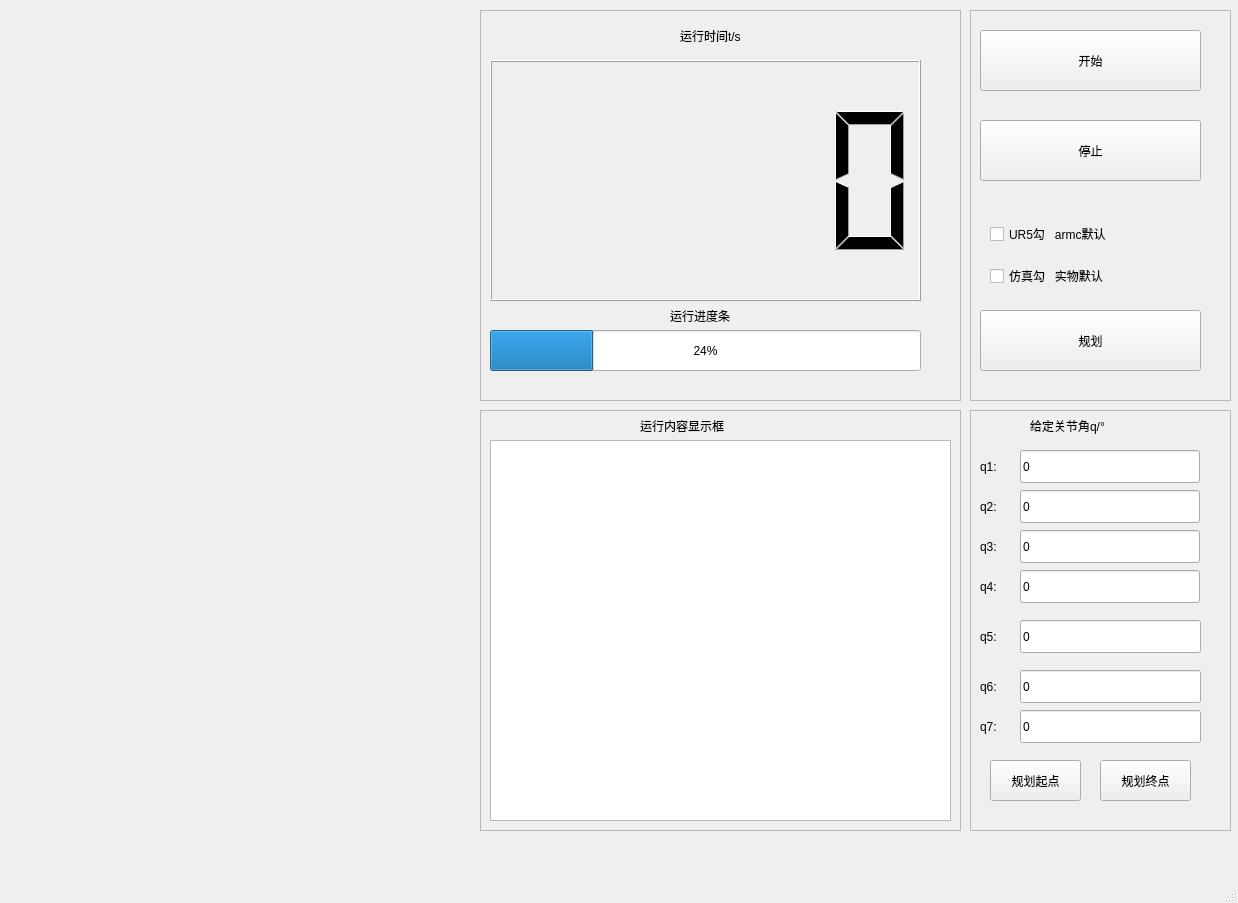
CFlyingDragon/Multi_arm_robot, file catkin_ws/src/robot_python/ui/main_windon.ui: the form before one commit.
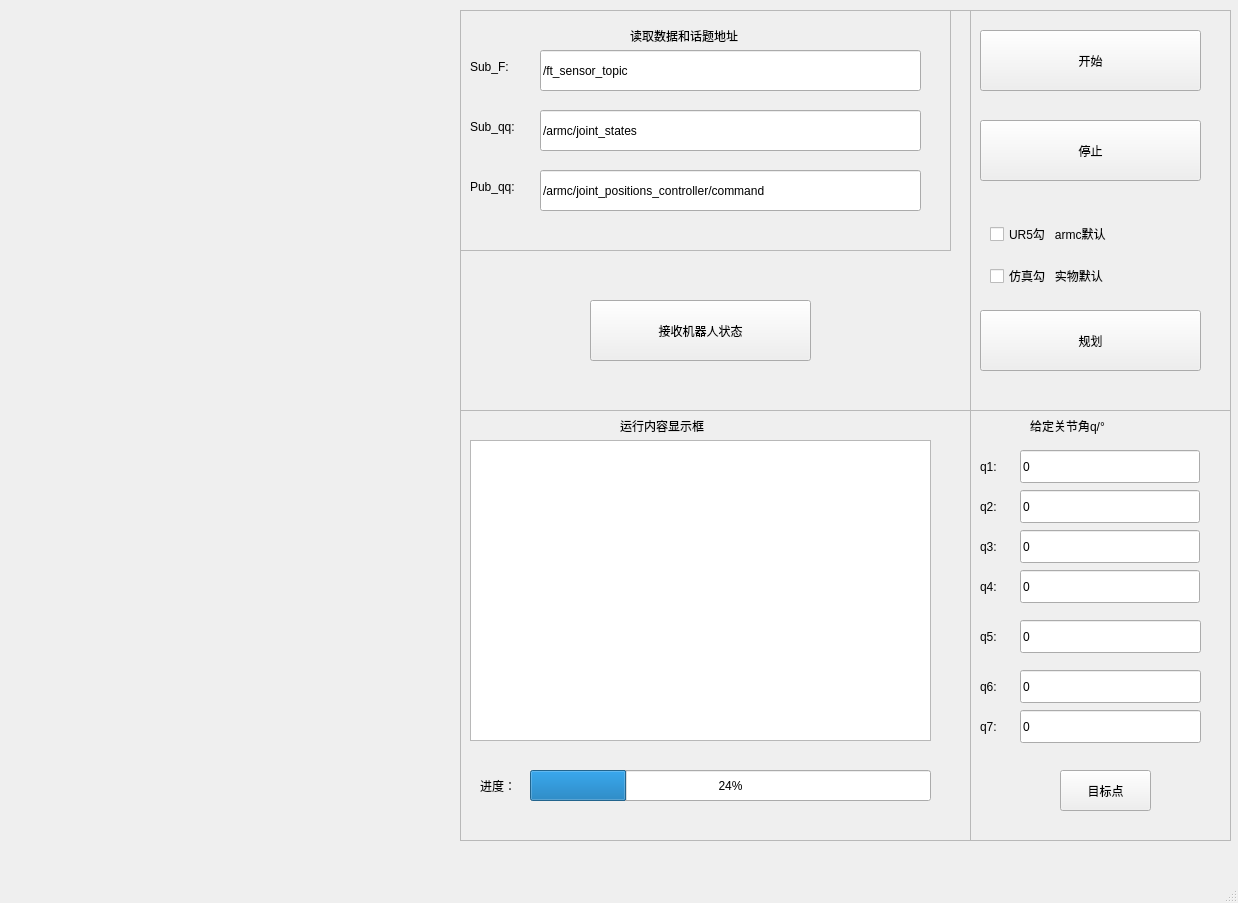
The form after the commit.

```diff
--- a/catkin_ws/src/robot_python/ui/main_windon.ui
+++ b/catkin_ws/src/robot_python/ui/main_windon.ui
@@ -29,7 +29,7 @@
       <x>10</x>
       <y>10</y>
       <width>451</width>
-      <height>391</height>
+      <height>401</height>
      </rect>
     </property>
     <layout class="QHBoxLayout" name="horizontalLayout_pos"/>
@@ -40,7 +40,7 @@
       <x>10</x>
       <y>410</y>
       <width>451</width>
-      <height>421</height>
+      <height>431</height>
      </rect>
     </property>
     <layout class="QHBoxLayout" name="horizontalLayout_vel"/>
@@ -48,10 +48,10 @@
    <widget class="QWidget" name="horizontalLayoutWidget_5">
     <property name="geometry">
      <rect>
-      <x>480</x>
+      <x>460</x>
       <y>410</y>
-      <width>481</width>
-      <height>421</height>
+      <width>511</width>
+      <height>431</height>
      </rect>
     </property>
     <layout class="QHBoxLayout" name="horizontalLayout_5">
@@ -69,7 +69,7 @@
           <x>10</x>
           <y>30</y>
           <width>461</width>
-          <height>381</height>
+          <height>301</height>
          </rect>
         </property>
        </widget>
@@ -86,45 +86,13 @@
          <string>运行内容显示框</string>
         </property>
        </widget>
-      </widget>
-     </item>
-    </layout>
-   </widget>
-   <widget class="QWidget" name="horizontalLayoutWidget_6">
-    <property name="geometry">
-     <rect>
-      <x>480</x>
-      <y>10</y>
-      <width>481</width>
-      <height>391</height>
-     </rect>
-    </property>
-    <layout class="QHBoxLayout" name="horizontalLayout_6">
-     <item>
-      <widget class="QFrame" name="frame_4">
-       <property name="frameShape">
-        <enum>QFrame::StyledPanel</enum>
-       </property>
-       <property name="frameShadow">
-        <enum>QFrame::Raised</enum>
-       </property>
-       <widget class="QLCDNumber" name="lcdNumber">
-        <property name="geometry">
-         <rect>
-          <x>10</x>
-          <y>50</y>
-          <width>431</width>
-          <height>241</height>
-         </rect>
-        </property>
-       </widget>
        <widget class="QProgressBar" name="progressBar">
         <property name="geometry">
          <rect>
-          <x>10</x>
-          <y>320</y>
-          <width>431</width>
-          <height>41</height>
+          <x>70</x>
+          <y>360</y>
+          <width>401</width>
+          <height>31</height>
          </rect>
         </property>
         <property name="value">
@@ -134,30 +102,186 @@
        <widget class="QLabel" name="label_2">
         <property name="geometry">
          <rect>
-          <x>190</x>
+          <x>20</x>
+          <y>360</y>
+          <width>51</width>
+          <height>31</height>
+         </rect>
+        </property>
+        <property name="text">
+         <string>进度：</string>
+        </property>
+       </widget>
+      </widget>
+     </item>
+    </layout>
+   </widget>
+   <widget class="QWidget" name="horizontalLayoutWidget_6">
+    <property name="geometry">
+     <rect>
+      <x>460</x>
+      <y>10</y>
+      <width>511</width>
+      <height>401</height>
+     </rect>
+    </property>
+    <layout class="QHBoxLayout" name="horizontalLayout_6">
+     <item>
+      <widget class="QFrame" name="frame_4">
+       <property name="frameShape">
+        <enum>QFrame::StyledPanel</enum>
+       </property>
+       <property name="frameShadow">
+        <enum>QFrame::Raised</enum>
+       </property>
+       <widget class="QWidget" name="verticalLayoutWidget_3">
+        <property name="geometry">
+         <rect>
+          <x>0</x>
+          <y>0</y>
+          <width>491</width>
+          <height>241</height>
+         </rect>
+        </property>
+        <layout class="QVBoxLayout" name="verticalLayout_3">
+         <item>
+          <widget class="QFrame" name="frame_2">
+           <property name="frameShape">
+            <enum>QFrame::StyledPanel</enum>
+           </property>
+           <property name="frameShadow">
+            <enum>QFrame::Raised</enum>
+           </property>
+           <widget class="QLabel" name="label_11">
+            <property name="geometry">
+             <rect>
+              <x>170</x>
+              <y>10</y>
+              <width>161</width>
+              <height>31</height>
+             </rect>
+            </property>
+            <property name="text">
+             <string>读取数据和话题地址</string>
+            </property>
+           </widget>
+           <widget class="QLabel" name="label_30">
+            <property name="geometry">
+             <rect>
+              <x>10</x>
+              <y>160</y>
+              <width>71</width>
+              <height>33</height>
+             </rect>
+            </property>
+            <property name="text">
+             <string>Pub_qq:</string>
+            </property>
+           </widget>
+           <widget class="QLineEdit" name="lineEdit_sub_f">
+            <property name="geometry">
+             <rect>
+              <x>80</x>
+              <y>40</y>
+              <width>381</width>
+              <height>41</height>
+             </rect>
+            </property>
+            <property name="text">
+             <string>/ft_sensor_topic</string>
+            </property>
+           </widget>
+           <widget class="QLabel" name="label_12">
+            <property name="geometry">
+             <rect>
+              <x>10</x>
+              <y>40</y>
+              <width>61</width>
+              <height>33</height>
+             </rect>
+            </property>
+            <property name="text">
+             <string>Sub_F:</string>
+            </property>
+           </widget>
+           <widget class="QLabel" name="label_13">
+            <property name="geometry">
+             <rect>
+              <x>10</x>
+              <y>100</y>
+              <width>71</width>
+              <height>33</height>
+             </rect>
+            </property>
+            <property name="text">
+             <string>Sub_qq:</string>
+            </property>
+           </widget>
+           <widget class="QLineEdit" name="lineEdit_sub_qq">
+            <property name="geometry">
+             <rect>
+              <x>80</x>
+              <y>100</y>
+              <width>381</width>
+              <height>41</height>
+             </rect>
+            </property>
+            <property name="text">
+             <string>/armc/joint_states</string>
+            </property>
+           </widget>
+           <widget class="QLineEdit" name="lineEdit_pub_qq">
+            <property name="geometry">
+             <rect>
+              <x>80</x>
+              <y>160</y>
+              <width>381</width>
+              <height>41</height>
+             </rect>
+            </property>
+            <property name="text">
+             <string>/armc/joint_positions_controller/command</string>
+            </property>
+           </widget>
+          </widget>
+         </item>
+        </layout>
+       </widget>
+       <widget class="QPushButton" name="button_receive">
+        <property name="geometry">
+         <rect>
+          <x>130</x>
           <y>290</y>
-          <width>101</width>
-          <height>31</height>
+          <width>221</width>
+          <height>61</height>
          </rect>
         </property>
         <property name="text">
-         <string>运行进度条</string>
+         <string>接收机器人状态</string>
         </property>
-       </widget>
-       <widget class="QLabel" name="label_11">
-        <property name="geometry">
-         <rect>
-          <x>200</x>
-          <y>10</y>
-          <width>101</width>
-          <height>31</height>
-         </rect>
+        <property name="iconSize">
+         <size>
+          <width>16</width>
+          <height>16</height>
+         </size>
         </property>
-        <property name="text">
-         <string>运行时间t/s</string>
+        <property name="autoRepeat">
+         <bool>false</bool>
         </property>
-        <property name="textFormat">
-         <enum>Qt::AutoText</enum>
+        <property name="autoExclusive">
+         <bool>false</bool>
+        </property>
+        <property name="autoRepeatDelay">
+         <number>400</number>
+        </property>
+        <property name="autoRepeatInterval">
+         <number>200</number>
+        </property>
+        <property name="autoDefault">
+         <bool>true</bool>
+        </property>
+        <property name="flat">
+         <bool>false</bool>
         </property>
        </widget>
       </widget>
@@ -170,7 +294,7 @@
       <x>970</x>
       <y>410</y>
       <width>261</width>
-      <height>421</height>
+      <height>431</height>
      </rect>
     </property>
     <layout class="QVBoxLayout" name="verticalLayout">
@@ -380,30 +504,14 @@
        <widget class="QPushButton" name="button_plan_begin">
         <property name="geometry">
          <rect>
-          <x>20</x>
-          <y>350</y>
+          <x>90</x>
+          <y>360</y>
           <width>91</width>
           <height>41</height>
          </rect>
         </property>
         <property name="text">
-         <string>规划起点</string>
-        </property>
-        <property name="autoDefault">
-         <bool>true</bool>
-        </property>
-       </widget>
-       <widget class="QPushButton" name="button_plan_end">
-        <property name="geometry">
-         <rect>
-          <x>130</x>
-          <y>350</y>
-          <width>91</width>
-          <height>41</height>
-         </rect>
-        </property>
-        <property name="text">
-         <string>规划终点</string>
+         <string>目标点</string>
         </property>
         <property name="autoDefault">
          <bool>true</bool>
@@ -436,7 +544,7 @@
       <x>970</x>
       <y>10</y>
       <width>261</width>
-      <height>391</height>
+      <height>401</height>
      </rect>
     </property>
     <layout class="QVBoxLayout" name="verticalLayout_2">
```
Left out of the diff: 13 changed lines with no effect on the pictures.
